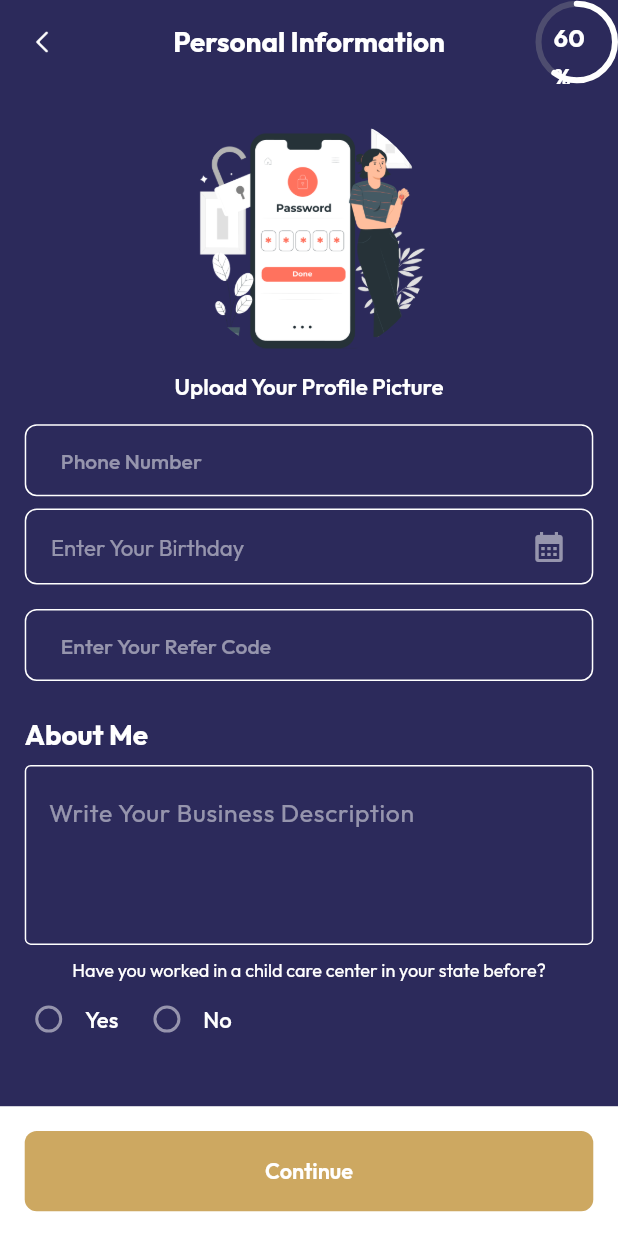
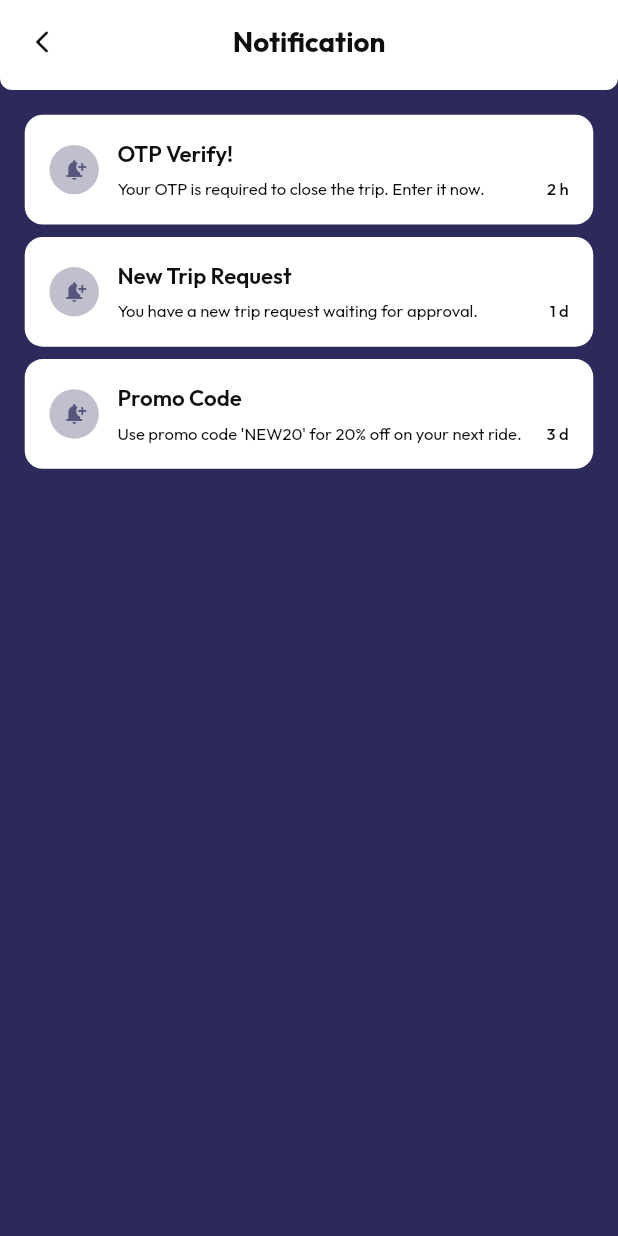
Before and after one commit to Irfanhossain909/tinnierenee12, a Flutter app: the screen it shows after launch, on a phone screen of 412 x 824 dp. Run offline on Flutter 3.47's test engine with Material 3 defaults, Android fonts, the phone set to English and light mode, and no system bars; our stand-ins replace cached_network_image, device_preview, flutter_cache_manager, get, pin_code_fields, skeletonizer.

Commit message:
Update routing to set NotificationScreen as the initial route, add notification route to AppRoutes, and refactor AppBinding to include PersonalInfoController. Enhance app structure by organizing routes and bindings.

```diff
--- a/lib/routes/app_routes.dart
+++ b/lib/routes/app_routes.dart
@@ -6,7 +6,7 @@ class AppRoutes {
   final String initial = "/";
   final String onBoardingScreen = "/onboarding-screen";
   final String navigationScreen = "/navigation-screen";
-
+///////////////////////////Auth/////////////////////////////////
   final String signInScreen = "/sign-in-screen";
   final String forgetPassScreen = "/forget-pass-screen";
   final String createNewScreen = "/create-new-screen";
@@ -14,4 +14,7 @@ class AppRoutes {
   final String signUpScreen = "/sign-up-screen";
   final String locationScreen = "/location-screen";
   final String personalInfoScreen = "/personal-info-screen";
+
+  //////////////////////Base Screen/////////////////////////
+  final String notification = "/notification-screen";
 }
--- a/lib/routes/app_routes_file.dart
+++ b/lib/routes/app_routes_file.dart
@@ -1,5 +1,6 @@
 import 'package:get/get.dart';
 import 'package:tinnierenee12/routes/app_routes.dart';
+import 'package:tinnierenee12/routes/bindings/app_binding.dart';
 import 'package:tinnierenee12/routes/bindings/auth_binding.dart';
 import 'package:tinnierenee12/screen/auth/create_your_password_screen/create_your_password_screen.dart';
 import 'package:tinnierenee12/screen/auth/forget_pass_screen/forget_pass_screen.dart';
@@ -8,7 +9,7 @@ import 'package:tinnierenee12/screen/auth/personal_info_screen/personal_info_scr
 import 'package:tinnierenee12/screen/auth/sign_in_screen/sign_in_screen.dart';
 import 'package:tinnierenee12/screen/auth/sign_up_screen/sign_up_screen.dart';
 import 'package:tinnierenee12/screen/auth/verify_otp_screen/verify_otp_screen.dart';
-import 'package:tinnierenee12/screen/auth/personal_info_screen/controller/personal_info_controller.dart';
+import 'package:tinnierenee12/screen/notification_screen/notification_screen.dart';
 
 List<GetPage> appRootRoutesFile = <GetPage>[
   //   /////////////////  splash screen start
@@ -51,9 +52,15 @@ List<GetPage> appRootRoutesFile = <GetPage>[
   ),
   GetPage(
     name: AppRoutes.instance.personalInfoScreen,
-    binding: BindingsBuilder(() {
-      Get.lazyPut(() => PersonalInfoController());
-    }),
+    binding: AppBinding(),
     page: () => const PersonalInfoScreen(),
   ),
+
+  ///////////////////////////////base screen//////////////////////////
+  ///
+  GetPage(
+    name: AppRoutes.instance.notification,
+    binding: AppBinding(),
+    page: () => const NotificationScreen(),
+  ),
 ];
--- a/lib/routes/bindings/app_binding.dart
+++ b/lib/routes/bindings/app_binding.dart
@@ -1,10 +1,12 @@
 import 'package:get/get.dart';
+import 'package:tinnierenee12/screen/auth/personal_info_screen/controller/personal_info_controller.dart';
 
 class AppBinding extends Bindings {
   @override
   dependencies() {
     // Get.lazyPut(() => ThemeController());
     // Get.lazyPut(() => NotificationSettingController());
-    // Get.lazyPut(() => RecentlyViewController());
+    Get.lazyPut(() => PersonalInfoController());
+
   }
 }
--- a/lib/screen/auth/location_screen/location_screen.dart
+++ b/lib/screen/auth/location_screen/location_screen.dart
@@ -1,5 +1,4 @@
 import 'package:flutter/material.dart';
-import 'package:get/get.dart';
 import 'package:tinnierenee12/const/app_color.dart';
 import 'package:tinnierenee12/const/assets_icons_path.dart';
 import 'package:tinnierenee12/utils/app_size.dart';
--- a/lib/screen/auth/verify_otp_screen/verify_otp_screen.dart
+++ b/lib/screen/auth/verify_otp_screen/verify_otp_screen.dart
@@ -1,5 +1,4 @@
 import 'package:flutter/material.dart';
-import 'package:flutter_otp_text_field/flutter_otp_text_field.dart';
 import 'package:get/get.dart';
 import 'package:tinnierenee12/const/app_color.dart';
 import 'package:tinnierenee12/const/assets_icons_path.dart';
--- a/lib/screen/my_app.dart
+++ b/lib/screen/my_app.dart
@@ -16,7 +16,7 @@ class MyApp extends StatelessWidget {
       debugShowCheckedModeBanner: false,
       title: 'Flutter Demo',
       // initialRoute: AppRoutes.instance.initial,
-      initialRoute: AppRoutes.instance.personalInfoScreen,
+      initialRoute: AppRoutes.instance.notification,
       getPages: appRootRoutesFile,
       enableLog: true,
       defaultTransition: Transition.native,
--- /dev/null
+++ b/lib/screen/notification_screen/notification_screen.dart
@@ -0,0 +1,125 @@
+import 'package:flutter/material.dart';
+import 'package:tinnierenee12/const/app_color.dart';
+import 'package:tinnierenee12/utils/app_size.dart';
+import 'package:tinnierenee12/widget/app_text/app_text.dart';
+import 'package:tinnierenee12/widget/appbar/custom_appbar.dart';
+
+class NotificationScreen extends StatelessWidget {
+  const NotificationScreen({super.key});
+
+  @override
+  Widget build(BuildContext context) {
+    // Sample list of notifications
+    final List<Map<String, String>> notifications = [
+      {
+        "title": "OTP Verify!",
+        "message": "Your OTP is required to close the trip. Enter it now.",
+        "time": "2 h",
+      },
+      {
+        "title": "New Trip Request",
+        "message": "You have a new trip request waiting for approval.",
+        "time": "1 d",
+      },
+      {
+        "title": "Promo Code",
+        "message": "Use promo code 'NEW20' for 20% off on your next ride.",
+        "time": "3 d",
+      },
+    ];
+
+    return Scaffold(
+      appBar: CustomAppbar(title: "Notification"),
+      body: ListView.builder(
+        padding: EdgeInsets.only(top: AppSize.width(value: 10)),
+        itemCount: notifications.length,
+        itemBuilder: (context, index) {
+          return NotificationCard(
+            title: notifications[index]['title']!,
+            message: notifications[index]['message']!,
+            time: notifications[index]['time']!,
+          );
+        },
+      ),
+    );
+  }
+}
+
+class NotificationCard extends StatelessWidget {
+  final String? title;
+  final String? message;
+  final String? time;
+  const NotificationCard({super.key, this.title, this.message, this.time});
+
+  @override
+  Widget build(BuildContext context) {
+    return Padding(
+      padding: EdgeInsets.symmetric(
+        horizontal: AppSize.width(value: 16),
+        vertical: AppSize.width(value: 4),
+      ),
+      child: Container(
+        padding: EdgeInsets.all(AppSize.width(value: 16)),
+        decoration: BoxDecoration(
+          borderRadius: BorderRadius.circular(12),
+          color: AppColor.white,
+        ),
+        child: Row(
+          spacing: AppSize.width(value: 12),
+          children: [
+            Container(
+              width: AppSize.width(value: 30),
+              height: AppSize.width(value: 30),
+              decoration: BoxDecoration(
+                borderRadius: BorderRadius.circular(30),
+                color: AppColor.purple.withValues(alpha: 0.3),
+              ),
+              child: Icon(
+                Icons.notification_add,
+                color: AppColor.purple.withValues(alpha: 0.7),
+                size: 16, // Adjust the size as needed
+              ),
+            ),
+            Expanded(
+              flex: 2,
+              child: Column(
+                spacing: AppSize.width(value: 8),
+                crossAxisAlignment: CrossAxisAlignment.start,
+                children: [
+                  AppText(
+                    data: title ?? "No Data",
+                    fontSize: AppSize.width(value: 16),
+                    fontWeight: FontWeight.w600,
+                    color: AppColor.black,
+                  ),
+                  Row(
+                    children: [
+                      Expanded(
+                        child: AppText(
+                          data: message ?? "No Data",
+                          fontSize: AppSize.width(value: 12),
+                          fontWeight: FontWeight.w400,
+                          color: AppColor.black,
+                        ),
+                      ),
+                      AppText(
+                        data: time ?? "No Data",
+                        fontSize: AppSize.width(value: 12),
+                        fontWeight: FontWeight.w500,
+                        color: AppColor.black,
+                      ),
+                    ],
+                  ),
+                ],
+              ),
+            ),
+            // Align(
+            //   alignment: Alignment.bottomRight,
+            //   child:
+            // ),
+          ],
+        ),
+      ),
+    );
+  }
+}
--- a/lib/widget/app_progress_bar.dart
+++ b/lib/widget/app_progress_bar.dart
@@ -13,7 +13,7 @@ class ProgressiveBorderContainer extends StatefulWidget {
   final Duration animationDuration;
 
   const ProgressiveBorderContainer({
-    Key? key,
+    super.key,
     required this.progress,
     this.child,
     this.width = 200,
@@ -23,7 +23,7 @@ class ProgressiveBorderContainer extends StatefulWidget {
     this.backgroundColor = Colors.grey,
     this.borderWidth = 4.0,
     this.animationDuration = const Duration(milliseconds: 1000),
-  }) : super(key: key);
+  });
 
   @override
   State<ProgressiveBorderContainer> createState() =>
@@ -144,7 +144,7 @@ class ProgressiveBorderPainter extends CustomPainter {
 
     // Background border
     final backgroundPaint = Paint()
-      ..color = backgroundColor.withOpacity(0.3)
+      ..color = backgroundColor.withValues(alpha: .3)
       ..style = PaintingStyle.stroke
       ..strokeWidth = borderWidth;
 
@@ -178,7 +178,10 @@ class ProgressiveBorderPainter extends CustomPainter {
 
 // Usage Example
 class ExampleUsage extends StatefulWidget {
+  const ExampleUsage({super.key});
+
   @override
+  // ignore: library_private_types_in_public_api
   _ExampleUsageState createState() => _ExampleUsageState();
 }
 
--- a/lib/widget/appbar/custom_appbar.dart
+++ b/lib/widget/appbar/custom_appbar.dart
@@ -1,64 +1,53 @@
-// import 'package:flutter/material.dart';
-// import 'package:get/get.dart';
-// import 'package:loyalty_customer/const/app_theme_color.dart';
-// import 'package:loyalty_customer/const/assets_icons_path.dart';
-// import 'package:loyalty_customer/utils/app_size.dart';
-// import 'package:loyalty_customer/widget/app_image/app_image.dart';
-// import 'package:loyalty_customer/widget/app_text/app_text.dart';
+import 'package:flutter/material.dart';
+import 'package:get/get.dart';
+import 'package:tinnierenee12/const/app_color.dart';
+import 'package:tinnierenee12/const/assets_icons_path.dart';
+import 'package:tinnierenee12/utils/app_size.dart';
+import 'package:tinnierenee12/widget/app_image/app_image.dart';
+import 'package:tinnierenee12/widget/app_text/app_text.dart';
 
-// class CustomAppbar extends StatelessWidget implements PreferredSizeWidget {
-//   final String? text;
-//   final List<Widget>? action;
-//   final AppThemeColor appThemeColor;
-//   final bool showLeading;
-//   final bool autoShowLeading;
-//   // Constructor
-//   const CustomAppbar({
-//     super.key,
-//     this.text,
-//     this.action,
+class CustomAppbar extends StatelessWidget implements PreferredSizeWidget {
+  const CustomAppbar({
+    super.key,
+    this.title, // Optionally pass a title to the AppBar
+  });
 
-//     required this.appThemeColor,
-//     this.showLeading = true,
-//     this.autoShowLeading = false,
-//   });
+  final String? title;
 
-//   // Set the toolbarHeight to 56
-//   @override
-//   Size get preferredSize => Size.fromHeight(56);
+  @override
+  Widget build(BuildContext context) {
+    return AppBar(
+      backgroundColor: AppColor.white,
+      centerTitle: true,
+      title: AppText(
+        data: title ?? "",
+        fontSize: AppSize.width(value: 17),
+        color: AppColor.black,
+        fontWeight: FontWeight.w700,
+      ),
+      leading: Padding(
+        padding: const EdgeInsets.all(18),
+        child: InkWell(
+          onTap: () {
+            Get.back();
+          },
+          child: AppImage(
+            width: AppSize.width(value: 18),
+            height: AppSize.width(value: 18),
+            path: AssetsPath.arrowBack,
+            iconColor: AppColor.black,
+          ),
+        ),
+      ),
+      shape: const RoundedRectangleBorder(
+        borderRadius: BorderRadius.only(
+          bottomLeft: Radius.circular(8),
+          bottomRight: Radius.circular(8),
+        ),
+      ),
+    );
+  }
 
-//   @override
-//   Widget build(BuildContext context) {
-//     return AppBar(
-//       backgroundColor: appThemeColor.surfacePrimary,
-//       title: AppText(
-//         data: text ?? "No Text", // Use passed 'text' or default to "Profile"
-//         fontSize: AppSize.width(value: 18),
-//         fontWeight: FontWeight.w700,
-//         color: appThemeColor.text2,
-//       ),
-//       centerTitle: true,
-//       automaticallyImplyLeading: autoShowLeading,
-//       leading: showLeading
-//           ? InkWell(
-//               onTap: () {
-//                 Get.back();
-//               },
-//               child: Padding(
-//                 padding: const EdgeInsets.all(16),
-//                 child: AppImage(
-//                   path: AssetsPath.arrowBack,
-//                   iconColor: appThemeColor.icon2,
-//                   width: AppSize.width(value: 12),
-//                   height: AppSize.width(value: 12),
-//                   color: appThemeColor.icon2,
-//                 ),
-//               ),
-//             )
-//           : null,
-//       actions: action ??
-//           [
-//           ],
-//     );
-//   }
-// }
+  @override
+  Size get preferredSize => const Size.fromHeight(60); // Set the height you want for the AppBar
+}
```
